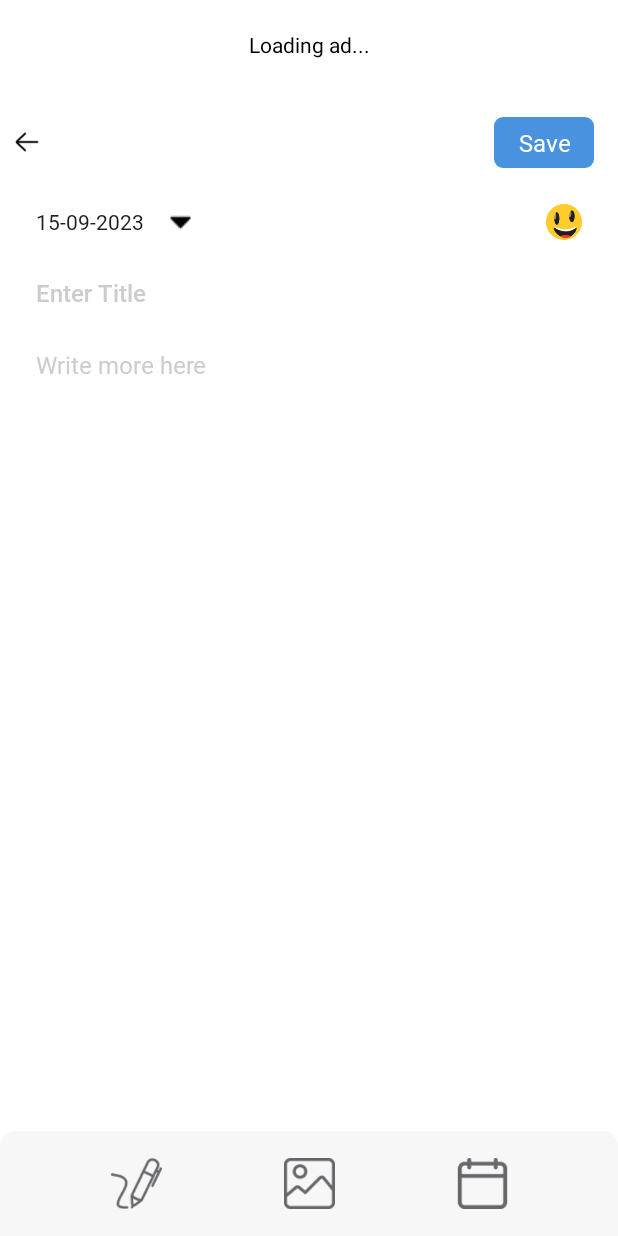
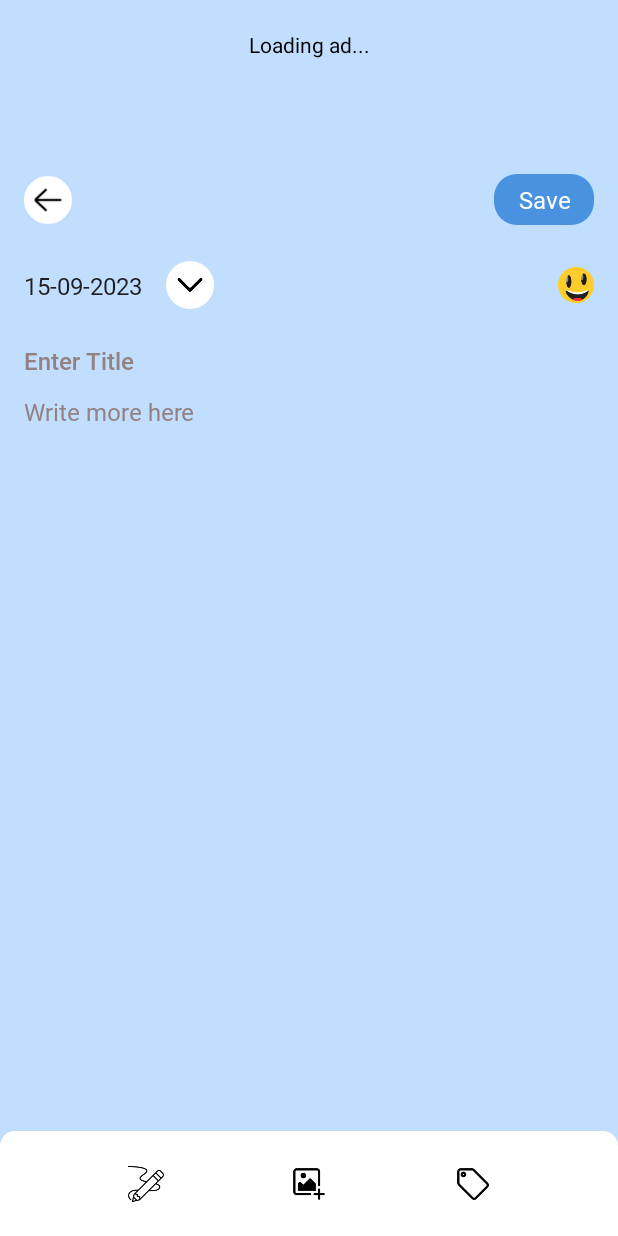
Before and after one commit to khaisao/diary, an Android app: the VietFrag screen opened through its navigation route, on a phone screen of 412 x 824 dp. Run offline under Robolectric (Android 15) with nearby library versions, the phone set to English and light mode, and no system bars; our stand-ins replace AdMob, FlexboxLayout, Room's generated code; libraries missing offline, so code that uses them is left out: com.android.billingclient, com.facebook, com.facebook.ads; pictures from the network do not load; 9 statements that could not run were skipped.

Commit message:
Save hashtag

```diff
--- a/CommonRes/src/main/res/values/colors.xml
+++ b/CommonRes/src/main/res/values/colors.xml
@@ -83,6 +83,7 @@
     <color name="color_5EA9FF">#5EA9FF</color>
     <color name="color_00afef">#00afef</color>
     <color name="color_ceecf5">#ceecf5</color>
+    <color name="color_938282">#938282</color>
 
 
 </resources>
--- a/app/build.gradle
+++ b/app/build.gradle
@@ -69,7 +69,6 @@ dependencies {
     kapt "androidx.room:room-compiler:2.5.2"
 
 
-    implementation 'androidx.recyclerview:recyclerview:1.2.0'
     implementation 'com.github.bumptech.glide:glide:4.11.0'
     implementation 'com.google.firebase:firebase-ads:19.5.0'
     implementation 'com.google.firebase:firebase-crashlytics:17.3.0'
@@ -89,4 +88,5 @@ dependencies {
     implementation 'com.facebook.android:facebook-android-sdk:12.3.0'
     implementation 'com.facebook.android:audience-network-sdk:6.14.0'
     implementation 'com.google.ads.mediation:pangle:5.3.0.4.0'
+    implementation 'com.google.android.flexbox:flexbox:3.0.0'
 }
--- a/app/src/main/java/com/sutech/diary/model/ContentModel.kt
+++ b/app/src/main/java/com/sutech/diary/model/ContentModel.kt
@@ -12,5 +12,6 @@ data class ContentModel(
     var password: String? = null,
     var dateTimeCreate: String = "",
     var dateTimeUpdate: String = "",
-    var mood: MoodObj = MoodUtil.getMoodByName(MoodUtil.Mood.SMILING.name)
+    var mood: MoodObj = MoodUtil.getMoodByName(MoodUtil.Mood.SMILING.name),
+    var listHashtag: List<String> = emptyList()
 )
--- /dev/null
+++ b/app/src/main/java/com/sutech/diary/model/HashtagModel.kt
@@ -0,0 +1,5 @@
+package com.sutech.diary.model
+
+data class Hashtag(
+    var content: String = "",
+)
--- a/app/src/main/java/com/sutech/diary/view/viet/VietFrag.kt
+++ b/app/src/main/java/com/sutech/diary/view/viet/VietFrag.kt
@@ -9,6 +9,7 @@ import android.os.Handler
 import android.os.Looper
 import android.util.DisplayMetrics
 import android.util.Log
+import android.view.View
 import android.view.inputmethod.InputMethodManager
 import android.widget.ImageView
 import android.widget.LinearLayout
@@ -18,40 +19,33 @@ import androidx.recyclerview.widget.GridLayoutManager
 import androidx.recyclerview.widget.RecyclerView
 import com.google.gson.Gson
 import com.sutech.diary.adapter.AdapterImageContent
+import com.sutech.diary.adapter.AdapterInputHashtag
 import com.sutech.diary.adapter.CalendarAdapter
 import com.sutech.diary.base.BaseFragment
 import com.sutech.diary.database.DiaryDatabase
 import com.sutech.diary.model.ContentModel
 import com.sutech.diary.model.DiaryModel
+import com.sutech.diary.model.Hashtag
 import com.sutech.diary.model.ImageObj
 import com.sutech.diary.util.*
-import com.sutech.diary.util.AppUtil
-import com.sutech.diary.util.Constant
-import com.sutech.diary.util.DeviceUtil
-import com.sutech.diary.util.DialogUtil
-import com.sutech.diary.util.ImageUtil
-import com.sutech.diary.util.MoodUtil
-import com.sutech.diary.util.setOnClickScaleView
 import com.sutech.journal.diary.diarywriting.lockdiary.R
 import kotlinx.android.synthetic.main.fragment_viet_diary.btnAddImage
 import kotlinx.android.synthetic.main.fragment_viet_diary.btnAddMood
-import kotlinx.android.synthetic.main.fragment_viet_diary.btnDate
 import kotlinx.android.synthetic.main.fragment_viet_diary.btnDraw
+import kotlinx.android.synthetic.main.fragment_viet_diary.btnHashtag
 import kotlinx.android.synthetic.main.fragment_viet_diary.btnSaveDiary
 import kotlinx.android.synthetic.main.fragment_viet_diary.btnWriteBack
 import kotlinx.android.synthetic.main.fragment_viet_diary.edtContent
 import kotlinx.android.synthetic.main.fragment_viet_diary.edtTitle
 import kotlinx.android.synthetic.main.fragment_viet_diary.layoutAdsViet
 import kotlinx.android.synthetic.main.fragment_viet_diary.rcvImageDiary
-import kotlinx.android.synthetic.main.fragment_viet_diary.rlCalendar
-import kotlinx.android.synthetic.main.fragment_viet_diary.rlContent
 import kotlinx.android.synthetic.main.fragment_viet_diary.tvDateTime
+import kotlinx.android.synthetic.main.fragment_viet_diary.view_input_hashtag
 import kotlinx.coroutines.CoroutineScope
 import kotlinx.coroutines.Dispatchers
 import kotlinx.coroutines.launch
 import kotlinx.coroutines.withContext
 import java.text.SimpleDateFormat
-import kotlin.collections.ArrayList
 import java.time.LocalDate
 import java.time.YearMonth
 import java.time.format.DateTimeFormatter
@@ -61,13 +55,14 @@ import java.util.Locale
 
 private const val TAG = "VietFrag"
 
-class VietFrag : BaseFragment(R.layout.fragment_viet_diary),CalendarAdapter.OnDateItemListener {
+class VietFrag : BaseFragment(R.layout.fragment_viet_diary),CalendarAdapter.OnDateItemListener, InputHashtagView.HashtagInputViewListener {
 
     private var IS_CHOOSE = 0
     private var isOnClick = false
     private var isOnClickUpdateDate = false
     private val arrImage: ArrayList<ImageObj> = ArrayList()
     private lateinit var adapterImage: AdapterImageContent
+    private lateinit var adapterHashtag: AdapterInputHashtag
     private var currentDate = Calendar.getInstance()
     private var diaryModel: DiaryModel? = null
     private var positionContent: Int = -1
@@ -80,11 +75,18 @@ class VietFrag : BaseFragment(R.layout.fragment_viet_diary),CalendarAdapter.OnDa
     private var moodDiary = MoodUtil.getMoodByName(MoodUtil.Mood.SMILING.name)
     var arrDelete: ArrayList<String> = ArrayList()
     private lateinit var dirayDataBase: DiaryDatabase
-    companion object{
-         var addNewsSlectedDate: LocalDate= LocalDate.now()
+
+    companion object {
+        var addNewsSlectedDate: LocalDate = LocalDate.now()
     }
+
+    private val listInputHashtag: MutableList<Hashtag> = mutableListOf()
+
     override fun onResume() {
         super.onResume()
+        if (this::adapterHashtag.isInitialized) {
+            adapterHashtag.submitList(listInputHashtag)
+        }
         if (isOnClick) {
             if (IS_CHOOSE == 1) {
                 if (DeviceUtil.arrImage.isNotEmpty()) {
@@ -123,7 +125,6 @@ class VietFrag : BaseFragment(R.layout.fragment_viet_diary),CalendarAdapter.OnDa
         setDataBundle()
         initOnClick()
         initRcvImage()
-
     }
 
     private fun confirmBack() {
@@ -246,33 +247,42 @@ class VietFrag : BaseFragment(R.layout.fragment_viet_diary),CalendarAdapter.OnDa
         btnWriteBack?.setOnClickScaleView(1000) {
             confirmBack()
         }
-        rlCalendar?.setOnClickScaleView(1000) {
+        tvDateTime?.setOnClickScaleView(1000) {
             logEvent("WriteDiary_IconCalen_Clicked")
             //TODO Remove
             onClickChooseDate()
 
         }
-        btnDate?.setOnClickScaleView(1000) {
-            logEvent("WriteDiary_IconCalen_Clicked")
-            context?.let {
-                showCalendar(it)
+        btnHashtag?.setOnClickScaleView(500) {
+            edtTitle.clearFocus()
+            edtContent.clearFocus()
+            val view = InputHashtagView(requireContext())
+            view.setCustomViewListener(this)
+            view_input_hashtag.addView(view)
+        }
+
+        edtTitle?.setOnFocusChangeListener { view, isFocus ->
+            logEvent("WriteDiary_Title_Clicked")
+            if (isFocus) {
+                edtTitle.isCursorVisible = true
+                edtContent.clearFocus()
+                edtContent.isCursorVisible = false
             }
         }
-
-        edtTitle?.setOnFocusChangeListener { view, b ->
-            logEvent("WriteDiary_Title_Clicked")
+        edtContent?.setOnFocusChangeListener { view, isFocus ->
+            logEvent("WriteDiary_Write_Clicked")
+            if (isFocus) {
+                edtContent.isCursorVisible = true
+                edtTitle.clearFocus()
+                edtTitle.isCursorVisible = false
+            }
         }
-        edtContent?.setOnFocusChangeListener { view, b ->
-            logEvent("WriteDiary_Write_Clicked")
-        }
-        rlContent?.setOnClickListener {
-            edtContent.requestFocus()
+        tvDateTime?.setOnClickListener {
             context?.let { ctx ->
                 val inputMethodManager =
                     ctx.getSystemService(Context.INPUT_METHOD_SERVICE) as InputMethodManager
                 inputMethodManager.showSoftInput(edtContent, 0)
             }
-
         }
 
         btnAddImage?.setOnClickScaleView(1000) {
@@ -339,7 +349,7 @@ class VietFrag : BaseFragment(R.layout.fragment_viet_diary),CalendarAdapter.OnDa
 
 
     private fun onClickChooseDate() {
-        context?.let { ctx -> Locale.setDefault(Locale.US);
+        context?.let { ctx -> Locale.setDefault(Locale.US)
             val dialogSearchDiary = DatePickerDialog(
                 ctx, R.style.DialogDayTheme,
                 { view, year, month, dayOfMonth ->
@@ -531,8 +541,20 @@ class VietFrag : BaseFragment(R.layout.fragment_viet_diary),CalendarAdapter.OnDa
                 }
             }
         }
+    }
 
-
+    private fun getAllHashtagInput(): MutableList<String> {
+        val listHashtagInput = mutableListOf<String>()
+        for (i in 0 until view_input_hashtag.childCount) {
+            val childView: View = view_input_hashtag.getChildAt(i)
+            if (childView is InputHashtagView) {
+                val value = childView.getCurrentHashtagContent()
+                if (value.length > 1) {
+                    listHashtagInput.add(value)
+                }
+            }
+        }
+        return listHashtagInput
     }
 
     private suspend fun insertNewDiary() {
@@ -554,7 +576,8 @@ class VietFrag : BaseFragment(R.layout.fragment_viet_diary),CalendarAdapter.OnDa
                 images = arrImage,
                 createDate = date,
                 dateTimeCreate = dateTime,
-                mood = moodDiary
+                mood = moodDiary,
+                listHashtag = getAllHashtagInput()
             )
         )
         if (addToDay) {
@@ -657,4 +680,8 @@ class VietFrag : BaseFragment(R.layout.fragment_viet_diary),CalendarAdapter.OnDa
         calendarAdapter?.updatePosition(position)
     }
 
+    override fun onInputEmptyHashtag(view: InputHashtagView) {
+        view_input_hashtag.removeView(view)
+    }
+
 }
--- /dev/null
+++ b/app/src/main/res/drawable/bg_white_radius_top_10.xml
@@ -0,0 +1,8 @@
+<?xml version="1.0" encoding="utf-8"?>
+<shape xmlns:android="http://schemas.android.com/apk/res/android">
+    <solid android:color="#FFFFFF"
+        />
+
+    <corners
+        android:topLeftRadius="10dp" android:topRightRadius="10dp"/>
+</shape>
--- a/app/src/main/res/layout/fragment_viet_diary.xml
+++ b/app/src/main/res/layout/fragment_viet_diary.xml
@@ -1,23 +1,22 @@
 <?xml version="1.0" encoding="utf-8"?>
-<RelativeLayout xmlns:android="http://schemas.android.com/apk/res/android"
+<androidx.constraintlayout.widget.ConstraintLayout xmlns:android="http://schemas.android.com/apk/res/android"
     xmlns:app="http://schemas.android.com/apk/res-auto"
     android:layout_width="match_parent"
     android:layout_height="match_parent"
-    android:background="@color/bg_main"
+    android:background="@color/color_c1deff"
     android:backgroundTint="@null"
     android:orientation="vertical">
 
     <View
         android:layout_width="match_parent"
-        android:layout_height="match_parent"
-        android:background="@color/white" />
+        android:layout_height="match_parent" />
 
     <LinearLayout
         android:id="@+id/layoutAdsViet"
         android:layout_width="match_parent"
         android:layout_height="60dp"
-        android:background="@color/white"
-        android:orientation="horizontal">
+        android:orientation="horizontal"
+        app:layout_constraintTop_toTopOf="parent">
 
         <TextView
             android:id="@+id/viewGoneAdGallery"
@@ -28,22 +27,21 @@
             android:textColor="@color/black" />
     </LinearLayout>
 
-    <RelativeLayout
+    <androidx.constraintlayout.widget.ConstraintLayout
         android:id="@+id/toolbarWrite"
         android:layout_width="match_parent"
-        android:layout_height="70dp"
-        android:layout_below="@+id/layoutAdsViet"
-        android:background="@color/white">
-
+        android:layout_height="wrap_content"
+        app:layout_constraintTop_toBottomOf="@id/layoutAdsViet">
 
         <ImageView
             android:id="@+id/btnWriteBack"
-            android:layout_width="@dimen/img_s_normal"
-            android:layout_height="@dimen/img_s_normal"
+            android:layout_width="32dp"
+            android:layout_height="32dp"
             android:layout_centerVertical="true"
-            android:background="?attr/selectableItemBackground"
+            android:layout_marginStart="16dp"
+            android:background="@drawable/bg_white_radius_20"
             android:contentDescription="@string/app_name"
-            android:padding="@dimen/img_padding_large"
+            android:padding="4dp"
             android:scaleType="fitXY"
             app:layout_constraintBottom_toBottomOf="parent"
             app:layout_constraintStart_toStartOf="parent"
@@ -57,7 +55,7 @@
             android:layout_alignParentEnd="true"
             android:layout_centerVertical="true"
             android:layout_marginHorizontal="@dimen/space_screen_small"
-            android:background="@drawable/bg_radius_6"
+            android:background="@drawable/bg_radius_15"
             android:backgroundTint="#4992DF"
             android:paddingHorizontal="@dimen/space_screen_small"
             android:paddingVertical="@dimen/img_padding"
@@ -65,64 +63,62 @@
             android:textAlignment="center"
             android:textColor="@color/white"
             android:textSize="@dimen/text_s_16"
+            app:layout_constraintBottom_toBottomOf="parent"
+            app:layout_constraintEnd_toEndOf="parent"
+            app:layout_constraintTop_toTopOf="parent"
             app:textColorDefault="false" />
 
-    </RelativeLayout>
+        <com.sutech.common.text.TextViewRegular
+            android:id="@+id/tvDateTime"
+            android:layout_marginTop="30dp"
+            app:layout_constraintStart_toStartOf="@id/btnWriteBack"
+            app:layout_constraintTop_toBottomOf="@id/btnWriteBack"
+            android:layout_width="wrap_content"
+            android:layout_height="wrap_content"
+            android:textColor="@color/colorTextBlack"
+            android:textSize="16sp"
+            app:textColorDefault="false" />
+
+        <ImageView
+            app:layout_constraintStart_toEndOf="@id/tvDateTime"
+            app:layout_constraintBottom_toBottomOf="@id/tvDateTime"
+            app:layout_constraintTop_toTopOf="@id/tvDateTime"
+            android:id="@+id/btnMoreCalendar"
+            android:layout_width="32dp"
+            android:layout_height="32dp"
+            android:layout_marginStart="16dp"
+            android:layout_centerVertical="true"
+            android:layout_toEndOf="@id/tvDateTime"
+            android:background="@drawable/bg_white_radius_20"
+            android:contentDescription="@string/app_name"
+            android:padding="4dp"
+            android:scaleType="centerInside"
+            app:srcCompat="@drawable/ic_drop_down" />
+
+        <ImageView
+            app:layout_constraintEnd_toEndOf="@id/btnSaveDiary"
+            app:layout_constraintBottom_toBottomOf="@id/tvDateTime"
+            app:layout_constraintTop_toTopOf="@id/tvDateTime"
+            android:id="@+id/btnAddMood"
+            android:layout_width="24dp"
+            android:layout_height="24dp"
+            android:contentDescription="@string/mood_button" />
+
+    </androidx.constraintlayout.widget.ConstraintLayout>
 
     <androidx.core.widget.NestedScrollView
         android:id="@+id/layoutWrite"
         android:layout_width="match_parent"
-        android:layout_height="match_parent"
-        android:layout_above="@+id/rlBtn"
-        android:layout_below="@+id/toolbarWrite"
-        android:layout_marginBottom="@dimen/space_screen_small">
+        android:layout_height="0dp"
+        android:layout_marginTop="5dp"
+        android:layout_marginBottom="@dimen/space_screen_small"
+        app:layout_constraintBottom_toTopOf="@id/rlBtn"
+        app:layout_constraintTop_toBottomOf="@id/toolbarWrite">
 
-        <LinearLayout
-            android:layout_width="match_parent"
-            android:layout_height="match_parent"
-            android:orientation="vertical">
-
-            <LinearLayout
+        <androidx.constraintlayout.widget.ConstraintLayout
             android:layout_width="match_parent"
             android:layout_height="wrap_content"
-                android:layout_marginHorizontal="@dimen/space_screen_small"
-                android:paddingHorizontal="@dimen/img_padding_large"
-                android:paddingVertical="@dimen/img_padding">
-
-                <RelativeLayout
-                    android:id="@+id/rlCalendar"
-                    android:layout_width="0dp"
-                    android:layout_height="wrap_content"
-                    android:layout_weight="1">
-
-                    <com.sutech.common.text.TextViewRegular
-                        android:id="@+id/tvDateTime"
-                        android:layout_width="wrap_content"
-                        android:layout_height="wrap_content"
-                        android:layout_centerVertical="true"
-                        android:layout_marginEnd="@dimen/space_screen_small"
-                        android:textColor="@color/colorTextBlack"
-                        android:textSize="@dimen/text_s_14"
-                        app:textColorDefault="false" />
-
-                    <ImageView
-                        android:id="@+id/btnMoreCalendar"
-                        android:layout_width="@dimen/space_screen_small"
-                        android:layout_height="@dimen/space_screen_normal"
-                        android:layout_centerVertical="true"
-                        android:layout_toEndOf="@id/tvDateTime"
-                        android:background="?attr/selectableItemBackground"
-                        android:contentDescription="@string/app_name"
-                        android:scaleType="centerInside"
-                        app:srcCompat="@drawable/ic_more_calendar" />
-                </RelativeLayout>
-
-                <ImageView
-                    android:id="@+id/btnAddMood"
-                    android:layout_width="24dp"
-                    android:layout_height="24dp"
-                    android:contentDescription="@string/mood_button" />
-            </LinearLayout>
+            android:orientation="vertical">
 
             <com.sutech.common.edit_text.EditTextMedium
                 android:id="@+id/edtTitle"
@@ -130,43 +126,32 @@
                 android:layout_height="wrap_content"
                 android:layout_marginHorizontal="@dimen/space_screen_small"
                 android:layout_marginTop="@dimen/img_padding"
-                android:background="@drawable/bg_radius_8"
-                android:focusable="true"
+                android:background="@null"
                 android:hint="@string/enter_title"
-                android:imeOptions="actionNext"
                 android:inputType="text|textCapWords"
-                android:paddingHorizontal="@dimen/img_padding_large"
+                app:layout_constraintTop_toTopOf="parent"
                 android:paddingVertical="12dp"
                 android:textColor="@color/colorTextBlack"
-                android:textColorHint="#CCCCCC"
-                android:textCursorDrawable="@null"
+                android:textColorHint="@color/color_938282"
                 android:textSize="@dimen/text_s_16"
                 app:textColorDefault="false" />
 
-            <RelativeLayout
-                android:id="@+id/rlContent"
-                android:layout_width="match_parent"
-                android:layout_height="match_parent"
-                android:layout_marginHorizontal="@dimen/space_screen_small"
-                android:layout_marginTop="@dimen/img_padding"
-                android:background="@drawable/bg_radius_8"
-                android:minHeight="440dp">
-
             <com.sutech.common.edit_text.EditTextRegular
                 android:id="@+id/edtContent"
-                    android:layout_width="match_parent"
+                android:layout_width="0dp"
+                app:layout_constraintEnd_toEndOf="@id/edtTitle"
+                app:layout_constraintStart_toStartOf="@id/edtTitle"
                 android:layout_height="wrap_content"
-                    android:background="@drawable/bg_radius_4"
+                android:inputType="textMultiLine|textCapWords|textNoSuggestions"
+                android:minHeight="200dp"
+                android:background="@null"
                 android:gravity="start"
                 android:hint="@string/write_more"
-                    android:imeOptions="actionDone"
-                    android:inputType="textMultiLine|textCapSentences"
                 android:minLines="2"
-                    android:padding="@dimen/img_padding_large"
                 android:textColor="@color/colorTextBlack"
-                    android:textColorHint="#CCCCCC"
-                    android:textCursorDrawable="@null"
+                android:textColorHint="@color/color_938282"
                 android:textSize="@dimen/text_s_16"
+                app:layout_constraintTop_toBottomOf="@id/edtTitle"
                 app:textColorDefault="false" />
 
             <androidx.recyclerview.widget.RecyclerView
@@ -174,32 +159,41 @@
                 android:layout_width="match_parent"
                 android:layout_height="wrap_content"
                 android:layout_below="@+id/edtContent"
-                    android:background="@drawable/bg_radius_4"
                 android:nestedScrollingEnabled="false"
-                    android:paddingStart="@dimen/img_padding" />
+                android:layout_marginHorizontal="16dp"
+                app:layout_constraintStart_toStartOf="parent"
+                app:layout_constraintTop_toBottomOf="@id/edtContent" />
 
-            </RelativeLayout>
+            <com.google.android.flexbox.FlexboxLayout
+                android:id="@+id/view_input_hashtag"
+                android:layout_width="match_parent"
+                android:layout_marginHorizontal="16dp"
+                android:layout_height="wrap_content"
+                android:layout_marginTop="20dp"
+                app:flexWrap="wrap"
+                app:layout_constraintStart_toStartOf="parent"
+                app:layout_constraintTop_toBottomOf="@id/rcvImageDiary"
+                app:layout_flexGrow="3">
 
+            </com.google.android.flexbox.FlexboxLayout>
 
-        </LinearLayout>
+        </androidx.constraintlayout.widget.ConstraintLayout>
     </androidx.core.widget.NestedScrollView>
 
     <androidx.constraintlayout.widget.ConstraintLayout
         android:id="@+id/rlBtn"
         android:layout_width="match_parent"
         android:layout_height="70dp"
-        android:layout_alignParentBottom="true"
-        android:background="@drawable/bg_radius_top_10"
-        android:backgroundTint="#F7F7F7">
+        android:background="@drawable/bg_white_radius_top_10"
+        app:layout_constraintBottom_toBottomOf="parent">
 
         <ImageView
             android:id="@+id/btnAddImage"
-            android:layout_width="@dimen/img_s_large"
-            android:layout_height="@dimen/img_s_large"
+            android:layout_width="24dp"
+            android:layout_height="24dp"
             android:layout_centerVertical="true"
             android:layout_toEndOf="@id/btnDraw"
             android:contentDescription="@string/app_name"
-            android:padding="@dimen/img_padding_large"
             app:layout_constraintBottom_toBottomOf="parent"
             app:layout_constraintEnd_toEndOf="parent"
             app:layout_constraintStart_toStartOf="parent"
@@ -208,11 +202,10 @@
 
         <ImageView
             android:id="@+id/btnDraw"
-            android:layout_width="@dimen/img_s_large"
-            android:layout_height="@dimen/img_s_large"
+            android:layout_width="24dp"
+            android:layout_height="24dp"
             android:layout_centerVertical="true"
             android:contentDescription="@string/app_name"
-            android:padding="@dimen/img_padding_large"
             app:layout_constraintBottom_toBottomOf="parent"
             app:layout_constraintEnd_toStartOf="@id/btnAddImage"
             app:layout_constraintStart_toStartOf="parent"
@@ -220,17 +213,16 @@
             app:srcCompat="@drawable/ic_drawing" />
 
         <ImageView
-            android:id="@+id/btnDate"
-            android:layout_width="@dimen/img_s_large"
-            android:layout_height="@dimen/img_s_large"
+            android:id="@+id/btnHashtag"
+            android:layout_width="24dp"
+            android:layout_height="24dp"
             android:layout_centerVertical="true"
             android:contentDescription="@string/app_name"
-            android:padding="@dimen/img_padding_large"
             app:layout_constraintBottom_toBottomOf="parent"
             app:layout_constraintEnd_toEndOf="parent"
             app:layout_constraintStart_toEndOf="@id/btnAddImage"
             app:layout_constraintTop_toTopOf="parent"
-            app:srcCompat="@drawable/ic_calendar" />
+            app:srcCompat="@drawable/ic_hashtag_viet" />
 
     </androidx.constraintlayout.widget.ConstraintLayout>
-</RelativeLayout>
+</androidx.constraintlayout.widget.ConstraintLayout>
```
Also changed, not shown: app/src/main/java/com/sutech/diary/adapter/AdapterInputHashtag.kt (added, +35 -0 lines), app/src/main/java/com/sutech/diary/adapter/diffUtil/HashtagDiffCallBack.kt (added, +14 -0 lines), app/src/main/java/com/sutech/diary/database/Converters.kt (+1 -18 lines), app/src/main/java/com/sutech/diary/view/viet/HashtagInputView.kt (added, +74 -0 lines), app/src/main/res/drawable/bg_hashtag.xml (added, +10 -0 lines), app/src/main/res/layout/item_hashtag_input.xml (added, +27 -0 lines), app/src/main/res/drawable/ic_drawing.png, app/src/main/res/drawable/ic_drop_down.png, app/src/main/res/drawable/ic_hashtag_viet.png (added), app/src/main/res/drawable/ic_image.png. Lines whose indentation alone changed are shown as unchanged.
